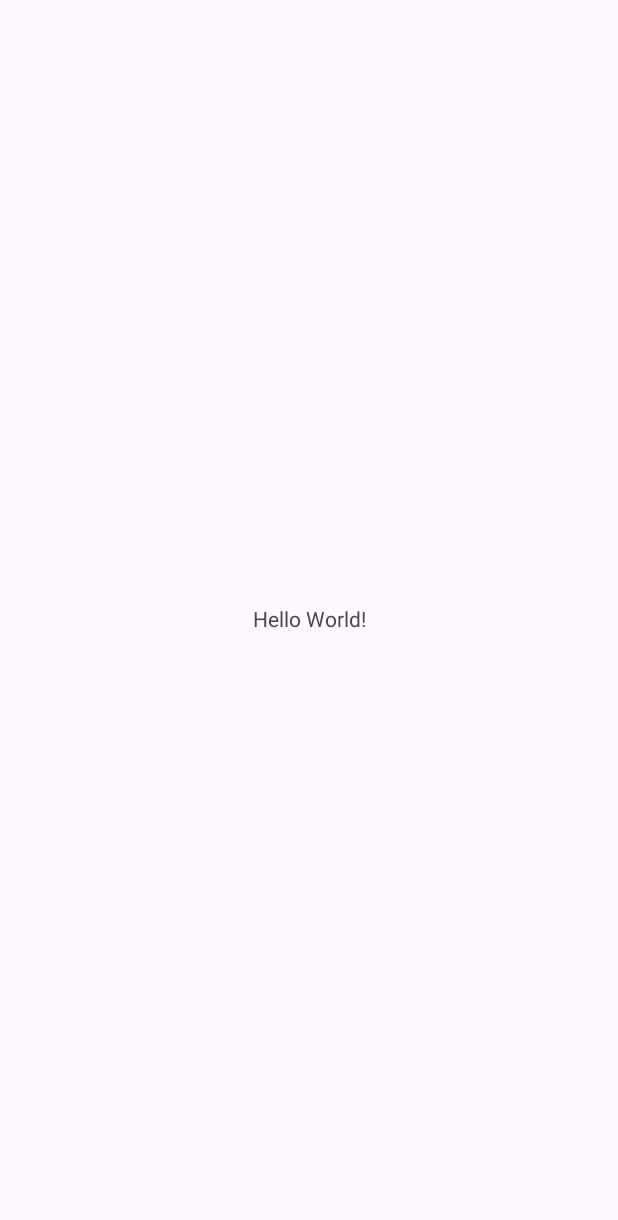
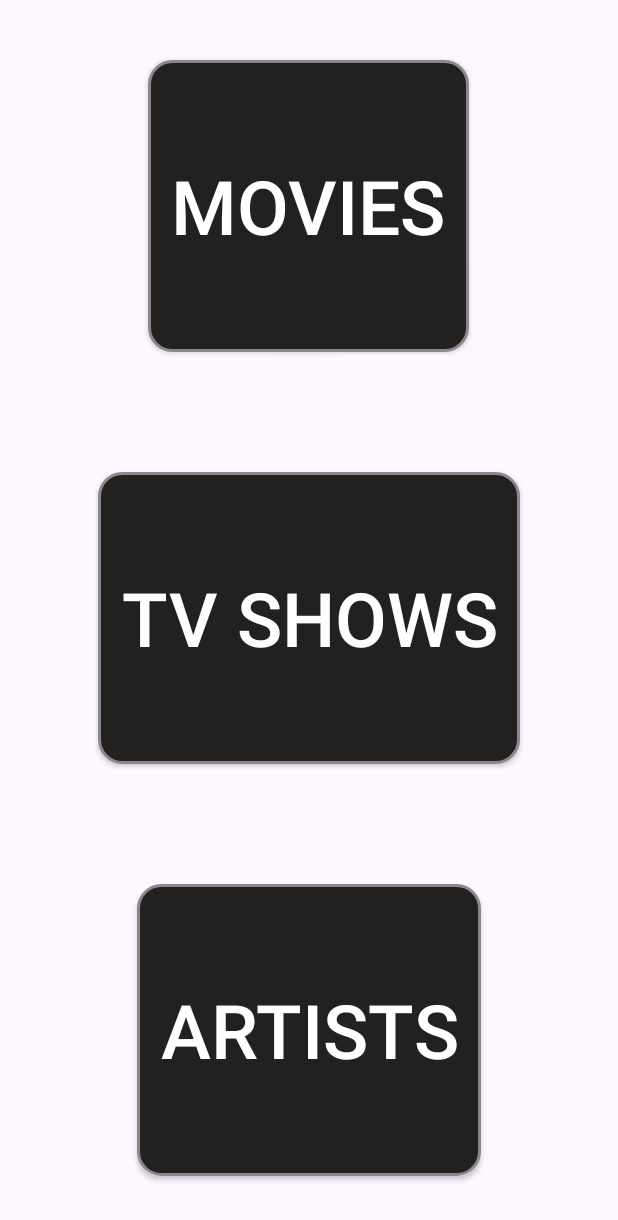
Before and after one commit to DejanJovovic/RetrofitDaggerViewModelPractise, an Android app: the screen it shows after launch (MainActivity before the commit, HomeActivity after it), on a phone screen of 412 x 824 dp. Before the commit the part shown is almost empty. Shown: the top 1220 px of the screen. Run offline under Robolectric (Android 15) with nearby library versions, the phone set to English and light mode, and no system bars; our stand-ins replace data binding.

Commit message:
activities created

```diff
--- a/app/src/main/java/com/deki/tmdbclient/MainActivity.kt
+++ /dev/null
@@ -1,20 +0,0 @@
-package com.deki.tmdbclient
-
-import android.os.Bundle
-import androidx.activity.enableEdgeToEdge
-import androidx.appcompat.app.AppCompatActivity
-import androidx.core.view.ViewCompat
-import androidx.core.view.WindowInsetsCompat
-
-class MainActivity : AppCompatActivity() {
-    override fun onCreate(savedInstanceState: Bundle?) {
-        super.onCreate(savedInstanceState)
-        enableEdgeToEdge()
-        setContentView(R.layout.activity_main)
-        ViewCompat.setOnApplyWindowInsetsListener(findViewById(R.id.main)) { v, insets ->
-            val systemBars = insets.getInsets(WindowInsetsCompat.Type.systemBars())
-            v.setPadding(systemBars.left, systemBars.top, systemBars.right, systemBars.bottom)
-            insets
-        }
-    }
-}
--- /dev/null
+++ b/app/src/main/java/com/deki/tmdbclient/presentation/HomeActivity.kt
@@ -0,0 +1,37 @@
+package com.deki.tmdbclient.presentation
+
+import android.content.Intent
+import android.os.Bundle
+import androidx.activity.enableEdgeToEdge
+import androidx.appcompat.app.AppCompatActivity
+import androidx.core.view.ViewCompat
+import androidx.core.view.WindowInsetsCompat
+import androidx.databinding.DataBindingUtil
+import com.deki.tmdbclient.R
+import com.deki.tmdbclient.databinding.ActivityHomeBinding
+import com.deki.tmdbclient.presentation.artist.ArtistActivity
+import com.deki.tmdbclient.presentation.movie.MovieActivity
+import com.deki.tmdbclient.presentation.tvshow.TvShowActivity
+
+class HomeActivity : AppCompatActivity() {
+    private lateinit var binding: ActivityHomeBinding
+    override fun onCreate(savedInstanceState: Bundle?) {
+        super.onCreate(savedInstanceState)
+        enableEdgeToEdge()
+        binding = DataBindingUtil.setContentView(this, R.layout.activity_home)
+
+        binding.movieButton.setOnClickListener {
+            val intent = Intent(this, MovieActivity::class.java)
+            startActivity(intent)
+        }
+        binding.tvButton.setOnClickListener {
+            val intent = Intent(this, TvShowActivity::class.java)
+            startActivity(intent)
+        }
+        binding.artistsButton.setOnClickListener {
+            val intent = Intent(this, ArtistActivity::class.java)
+            startActivity(intent)
+        }
+
+    }
+}
--- /dev/null
+++ b/app/src/main/res/drawable/btn_rounded.xml
@@ -0,0 +1,10 @@
+<?xml version="1.0" encoding="utf-8"?>
+<selector xmlns:android="http://schemas.android.com/apk/res/android">
+    <item>
+        <shape android:shape="rectangle">
+            <solid android:color="#22211F" />
+            <stroke android:width="2dp" android:color="#8B878E" />
+            <corners android:radius="15dp" />
+        </shape>
+    </item>
+</selector>
--- /dev/null
+++ b/app/src/main/res/layout/activity_home.xml
@@ -0,0 +1,54 @@
+<layout>
+    <LinearLayout
+        xmlns:android="http://schemas.android.com/apk/res/android"
+        xmlns:tools="http://schemas.android.com/tools"
+        android:orientation="vertical"
+        android:layout_width="match_parent"
+        android:layout_height="match_parent"
+        android:gravity="center_vertical"
+        android:weightSum="3.0"
+        tools:context=".presentation.HomeActivity"
+        >
+        <androidx.appcompat.widget.AppCompatButton
+            android:id="@+id/movie_button"
+            android:layout_width="wrap_content"
+            android:layout_height="0dp"
+            android:layout_gravity="center"
+            android:layout_weight="1.0"
+            android:layout_marginBottom="40dp"
+            android:layout_marginTop="40dp"
+            android:textColor="@color/colorWhite"
+            android:background="@drawable/btn_rounded"
+            android:padding="15dp"
+            android:text="Movies"
+            android:textSize="50sp" />
+
+        <androidx.appcompat.widget.AppCompatButton
+            android:id="@+id/tv_button"
+            android:layout_width="wrap_content"
+            android:layout_height="0dp"
+            android:layout_gravity="center"
+            android:layout_weight="1.0"
+            android:layout_marginBottom="40dp"
+            android:layout_marginTop="40dp"
+            android:textColor="@color/colorWhite"
+            android:background="@drawable/btn_rounded"
+            android:padding="15dp"
+            android:text="Tv Shows"
+            android:textSize="50sp" />
+
+        <androidx.appcompat.widget.AppCompatButton
+            android:id="@+id/artists_button"
+            android:layout_width="wrap_content"
+            android:layout_height="0dp"
+            android:layout_gravity="center"
+            android:layout_weight="1.0"
+            android:layout_marginBottom="40dp"
+            android:layout_marginTop="40dp"
+            android:textColor="@color/colorWhite"
+            android:background="@drawable/btn_rounded"
+            android:padding="15dp"
+            android:text="Artists"
+            android:textSize="50sp" />
+    </LinearLayout>
+</layout>
--- a/app/src/main/res/layout/activity_main.xml
+++ /dev/null
@@ -1,19 +0,0 @@
-<?xml version="1.0" encoding="utf-8"?>
-<androidx.constraintlayout.widget.ConstraintLayout xmlns:android="http://schemas.android.com/apk/res/android"
-    xmlns:app="http://schemas.android.com/apk/res-auto"
-    xmlns:tools="http://schemas.android.com/tools"
-    android:id="@+id/main"
-    android:layout_width="match_parent"
-    android:layout_height="match_parent"
-    tools:context=".MainActivity">
-
-    <TextView
-        android:layout_width="wrap_content"
-        android:layout_height="wrap_content"
-        android:text="Hello World!"
-        app:layout_constraintBottom_toBottomOf="parent"
-        app:layout_constraintEnd_toEndOf="parent"
-        app:layout_constraintStart_toStartOf="parent"
-        app:layout_constraintTop_toTopOf="parent" />
-
-</androidx.constraintlayout.widget.ConstraintLayout>
```
Also changed, not shown: app/src/main/AndroidManifest.xml (+10 -1 lines), app/src/main/java/com/deki/tmdbclient/presentation/artist/ArtistActivity.kt (added, +20 -0 lines), app/src/main/java/com/deki/tmdbclient/presentation/movie/MovieActivity.kt (added, +20 -0 lines), app/src/main/java/com/deki/tmdbclient/presentation/tvshow/TvShowActivity.kt (added, +21 -0 lines), app/src/main/res/layout/activity_artist.xml (added, +11 -0 lines), app/src/main/res/layout/activity_movie.xml (added, +13 -0 lines), app/src/main/res/layout/activity_tv_show.xml (added, +11 -0 lines), app/src/main/res/values/colors.xml (+10 -0 lines).
